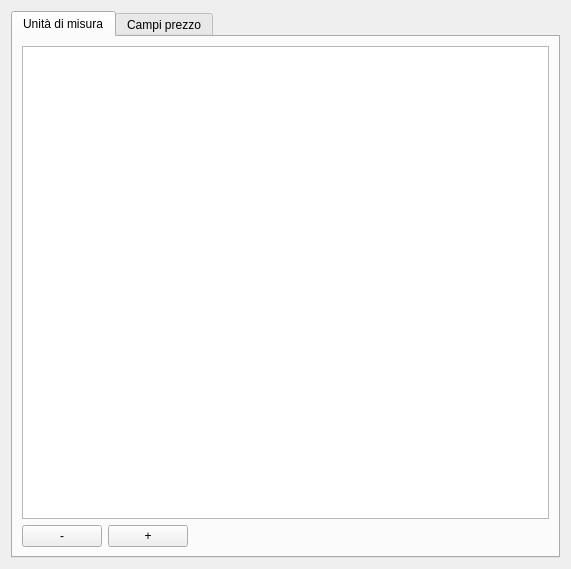
Old version of the form qcostgui/generaldatagui.ui in the repository mickele77/qcost.
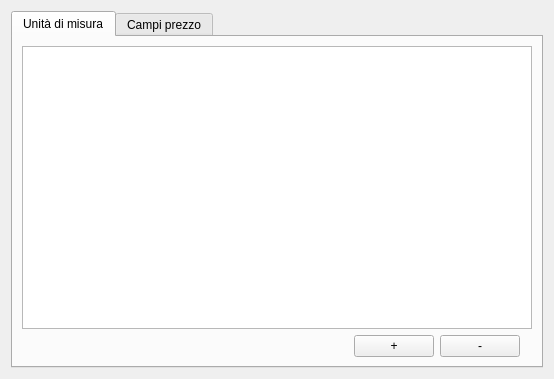
New version of the form.

```diff
--- a/qcostgui/generaldatagui.ui
+++ b/qcostgui/generaldatagui.ui
@@ -6,8 +6,8 @@
    <rect>
     <x>0</x>
     <y>0</y>
-    <width>571</width>
-    <height>569</height>
+    <width>554</width>
+    <height>379</height>
    </rect>
   </property>
   <property name="windowTitle">
@@ -24,34 +24,14 @@
        <string>Unità di misura</string>
       </attribute>
       <layout class="QGridLayout" name="gridLayout_2">
-       <item row="1" column="0">
-        <widget class="QPushButton" name="unitMeasureDelPButton">
-         <property name="text">
-          <string>-</string>
-         </property>
-        </widget>
-       </item>
-       <item row="1" column="1">
-        <widget class="QPushButton" name="unitMeasureAddPButton">
-         <property name="text">
-          <string>+</string>
-         </property>
-        </widget>
-       </item>
        <item row="1" column="2">
-        <spacer name="horizontalSpacer_2">
-         <property name="orientation">
-          <enum>Qt::Horizontal</enum>
+        <widget class="QPushButton" name="unitMeasureDelPButton">
+         <property name="text">
+          <string>-</string>
          </property>
-         <property name="sizeHint" stdset="0">
-          <size>
-           <width>40</width>
-           <height>20</height>
-          </size>
-         </property>
-        </spacer>
+        </widget>
        </item>
-       <item row="0" column="0" colspan="3">
+       <item row="0" column="0" colspan="5">
         <widget class="QTableView" name="unitMeasureView">
          <property name="sizePolicy">
           <sizepolicy hsizetype="Expanding" vsizetype="Expanding">
@@ -73,6 +53,26 @@
          </property>
         </widget>
        </item>
+       <item row="1" column="0">
+        <spacer name="horizontalSpacer_2">
+         <property name="orientation">
+          <enum>Qt::Horizontal</enum>
+         </property>
+         <property name="sizeHint" stdset="0">
+          <size>
+           <width>40</width>
+           <height>20</height>
+          </size>
+         </property>
+        </spacer>
+       </item>
+       <item row="1" column="1">
+        <widget class="QPushButton" name="unitMeasureAddPButton">
+         <property name="text">
+          <string>+</string>
+         </property>
+        </widget>
+       </item>
       </layout>
      </widget>
      <widget class="QWidget" name="tab">
```
Left out of the diff: 30 changed lines with no effect on the pictures.
